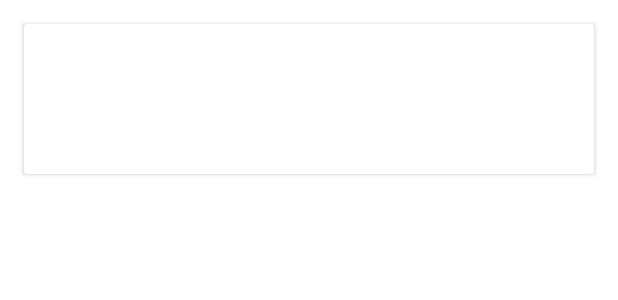
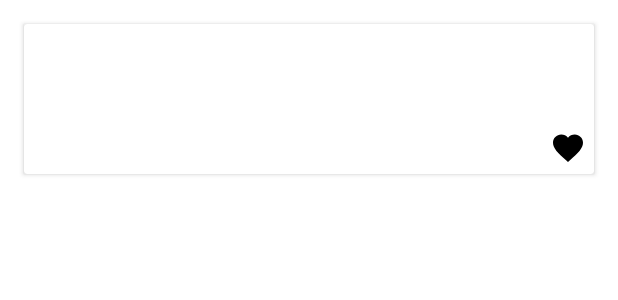
Before and after one commit to aglytneva/Newsfetcher, an Android app: the layout item_article.xml on its own in the app's theme, with its tools: preview values and no code run, on a phone screen of 412 x 824 dp. Shown: the top 300 px of the screen. Run offline under Robolectric (Android 15) with nearby library versions, the phone set to English and light mode, and no system bars.

Commit message:
- реализована функция работы поиска, с условием, что если кнопка поиска отжимается результаты поиска остаются - реализованы верстка закладок - реализована функция удаления из закладок по нажатию на элемент новости

```diff
--- a/app/src/main/java/com/example/newsfetcher/feature/bookmarks/ui/Contract.kt
+++ b/app/src/main/java/com/example/newsfetcher/feature/bookmarks/ui/Contract.kt
@@ -6,7 +6,10 @@ import com.example.newsfetcher.feature.domain.ArticleModel
 data class ViewState (
     val bookmarksArticles : List <ArticleModel>
 )
-sealed class UiEvent ()
+sealed class UiEvent : Event {
+    data class OnArticleClicked(val index: Int) : UiEvent()
+
+}
 sealed class DataEvent : Event {
 
     object LoadBookmarks :DataEvent()
--- a/app/src/main/java/com/example/newsfetcher/feature/mainscreen/Contract.kt
+++ b/app/src/main/java/com/example/newsfetcher/feature/mainscreen/Contract.kt
@@ -7,6 +7,7 @@ import com.example.newsfetcher.feature.domain.ArticleModel
 
 data class ViewState (
     val isSearchEnabled:Boolean,
+    var editText :String,
     val articlesShown:List<ArticleModel>,
     val articleList : List <ArticleModel>
 )
@@ -16,7 +17,7 @@ data class ViewState (
 
 sealed class UiEvent : Event {
     data class OnArticleClicked (val index: Int ) : UiEvent()
-    object OnSearchButtonClicked  : UiEvent()
+    object OnSearchButtonClicked   : UiEvent()
 
     // описываем event когда вводится текст
     data class OnSearchEdit (val text :String) :UiEvent()
@@ -28,4 +29,5 @@ sealed class DataEvent : Event {
     data class onLoadArticlesSoursed ( val articles: List<ArticleModel>) : DataEvent()
 
 
+
 }
--- /dev/null
+++ b/app/src/main/res/drawable/ic_baseline_favorite_24.xml
@@ -0,0 +1,5 @@
+<vector android:height="24dp" android:tint="#000000"
+    android:viewportHeight="24" android:viewportWidth="24"
+    android:width="24dp" xmlns:android="http://schemas.android.com/apk/res/android">
+    <path android:fillColor="@android:color/white" android:pathData="M12,21.35l-1.45,-1.32C5.4,15.36 2,12.28 2,8.5 2,5.42 4.42,3 7.5,3c1.74,0 3.41,0.81 4.5,2.09C13.09,3.81 14.76,3 16.5,3 19.58,3 22,5.42 22,8.5c0,3.78 -3.4,6.86 -8.55,11.54L12,21.35z"/>
+</vector>
--- /dev/null
+++ b/app/src/main/res/drawable/ic_baseline_favorite_border_24.xml
@@ -0,0 +1,5 @@
+<vector android:height="24dp" android:tint="#000000"
+    android:viewportHeight="24" android:viewportWidth="24"
+    android:width="24dp" xmlns:android="http://schemas.android.com/apk/res/android">
+    <path android:fillColor="@android:color/white" android:pathData="M16.5,3c-1.74,0 -3.41,0.81 -4.5,2.09C10.91,3.81 9.24,3 7.5,3 4.42,3 2,5.42 2,8.5c0,3.78 3.4,6.86 8.55,11.54L12,21.35l1.45,-1.32C18.6,15.36 22,12.28 22,8.5 22,5.42 19.58,3 16.5,3zM12.1,18.55l-0.1,0.1 -0.1,-0.1C7.14,14.24 4,11.39 4,8.5 4,6.5 5.5,5 7.5,5c1.54,0 3.04,0.99 3.57,2.36h1.87C13.46,5.99 14.96,5 16.5,5c2,0 3.5,1.5 3.5,3.5 0,2.89 -3.14,5.74 -7.9,10.05z"/>
+</vector>
--- a/app/src/main/res/layout/item_article.xml
+++ b/app/src/main/res/layout/item_article.xml
@@ -1,5 +1,7 @@
 <?xml version="1.0" encoding="utf-8"?>
 <androidx.cardview.widget.CardView xmlns:android="http://schemas.android.com/apk/res/android"
+    xmlns:app="http://schemas.android.com/apk/res-auto"
+    xmlns:tools="http://schemas.android.com/tools"
     android:layout_width="match_parent"
     android:layout_height="100dp"
     android:layout_margin="16dp">
@@ -8,11 +10,25 @@
         android:id="@+id/tvTittle"
         android:layout_width="match_parent"
         android:layout_height="wrap_content"
-    android:layout_margin="8dp"/>
+        android:layout_margin="8dp" />
+
     <TextView
         android:id="@+id/tvDate"
-    android:layout_gravity="bottom"
-    android:layout_width="wrap_content"
-    android:layout_height="wrap_content"/>
+        android:layout_width="200dp"
+        android:layout_height="wrap_content"
+        android:layout_gravity="bottom" />
+
+    <ImageView
+        android:id="@+id/ivFavorite"
+        android:layout_width="24dp"
+        android:layout_height="wrap_content"
+        android:layout_gravity="bottom|right"
+        android:layout_marginEnd="5dp"
+        android:layout_marginBottom="5dp"
+        android:outlineSpotShadowColor="#DA2C4C"
+        tools:src="@drawable/ic_baseline_favorite_24"
+
+        />
+
 
 </androidx.cardview.widget.CardView>
```
Also changed, not shown: app/src/main/java/com/example/newsfetcher/feature/bookmarks/ui/BookmarksFragment.kt (+21 -2 lines), app/src/main/java/com/example/newsfetcher/feature/bookmarks/ui/BookmarksScreenViewModel.kt (+12 -3 lines), app/src/main/java/com/example/newsfetcher/feature/mainscreen/ArticleAdapter.kt (+15 -2 lines), app/src/main/java/com/example/newsfetcher/feature/mainscreen/MainScreenViewModel.kt (+13 -6 lines). Lines whose indentation alone changed are shown as unchanged.
